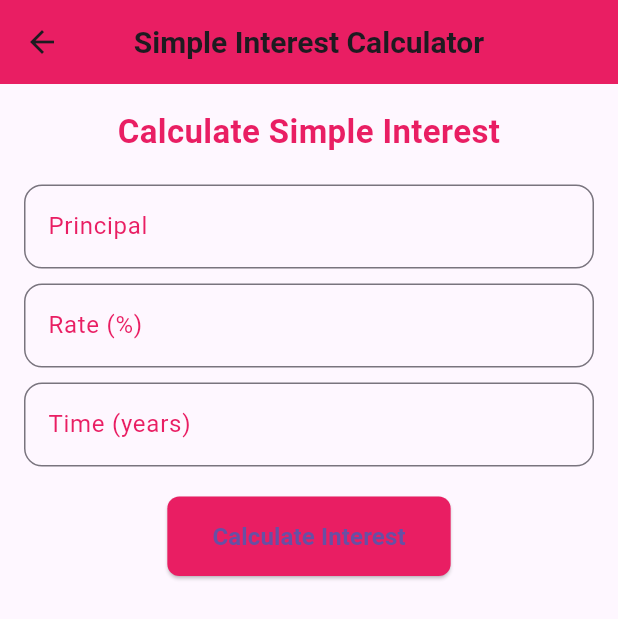
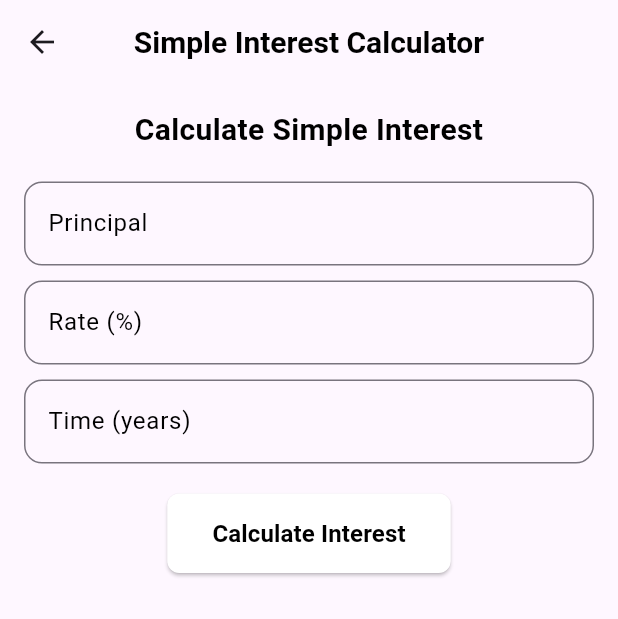
Before and after one commit to anjali7969/class_assignment2, a Flutter app: the SimpleInterestView screen opened directly, on a phone screen of 412 x 824 dp. Shown: the top 619 px of the screen. Run offline on Flutter 3.47's test engine with Material 3 defaults, Android fonts, the phone set to English and light mode, and no system bars; our stand-ins replace bloc, equatable, flutter_bloc, get_it.

Commit message:
initial commit

```diff
--- a/lib/view/simple_interest_view.dart
+++ b/lib/view/simple_interest_view.dart
@@ -38,10 +38,11 @@ class SimpleInterestScreenState extends State<SimpleInterestView> {
           style: TextStyle(
             fontWeight: FontWeight.bold,
             fontSize: 20,
+            color: Colors.black,
           ),
         ),
         centerTitle: true,
-        backgroundColor: Colors.pink,
+        // backgroundColor: Colors.black, // Black background
       ),
       body: Padding(
         padding: const EdgeInsets.all(16.0),
@@ -53,9 +54,9 @@ class SimpleInterestScreenState extends State<SimpleInterestView> {
                 'Calculate Simple Interest',
                 textAlign: TextAlign.center,
                 style: TextStyle(
-                  fontSize: 22,
+                  fontSize: 20,
                   fontWeight: FontWeight.bold,
-                  color: Colors.pink,
+                  color: Colors.black, // White color for text
                 ),
               ),
               const SizedBox(height: 20),
@@ -65,14 +66,14 @@ class SimpleInterestScreenState extends State<SimpleInterestView> {
                 decoration: InputDecoration(
                   labelText: 'Principal',
                   labelStyle: const TextStyle(
-                    color: Colors.pink,
+                    color: Colors.black, // White label text
                   ),
                   border: OutlineInputBorder(
                     borderRadius: BorderRadius.circular(12),
                   ),
                   focusedBorder: OutlineInputBorder(
                     borderRadius: BorderRadius.circular(12),
-                    borderSide: const BorderSide(color: Colors.pink, width: 2),
+                    borderSide: const BorderSide(color: Colors.black, width: 2),
                   ),
                 ),
               ),
@@ -83,14 +84,14 @@ class SimpleInterestScreenState extends State<SimpleInterestView> {
                 decoration: InputDecoration(
                   labelText: 'Rate (%)',
                   labelStyle: const TextStyle(
-                    color: Colors.pink,
+                    color: Colors.black,
                   ),
                   border: OutlineInputBorder(
                     borderRadius: BorderRadius.circular(12),
                   ),
                   focusedBorder: OutlineInputBorder(
                     borderRadius: BorderRadius.circular(12),
-                    borderSide: const BorderSide(color: Colors.pink, width: 2),
+                    borderSide: const BorderSide(color: Colors.black, width: 2),
                   ),
                 ),
               ),
@@ -101,21 +102,22 @@ class SimpleInterestScreenState extends State<SimpleInterestView> {
                 decoration: InputDecoration(
                   labelText: 'Time (years)',
                   labelStyle: const TextStyle(
-                    color: Colors.pink,
+                    color: Colors.black,
                   ),
                   border: OutlineInputBorder(
                     borderRadius: BorderRadius.circular(12),
                   ),
                   focusedBorder: OutlineInputBorder(
                     borderRadius: BorderRadius.circular(12),
-                    borderSide: const BorderSide(color: Colors.pink, width: 2),
+                    borderSide: const BorderSide(color: Colors.black, width: 2),
                   ),
                 ),
               ),
               const SizedBox(height: 20),
               ElevatedButton(
                 style: ElevatedButton.styleFrom(
-                  backgroundColor: Colors.pink,
+                  foregroundColor: Colors.black,
+                  backgroundColor: Colors.white, // Black text
                   padding:
                       const EdgeInsets.symmetric(vertical: 15, horizontal: 30),
                   shape: RoundedRectangleBorder(
@@ -128,6 +130,7 @@ class SimpleInterestScreenState extends State<SimpleInterestView> {
                   style: TextStyle(
                     fontSize: 16,
                     fontWeight: FontWeight.bold,
+                    color: Colors.black, // Black button text
                   ),
                 ),
               ),
@@ -136,13 +139,13 @@ class SimpleInterestScreenState extends State<SimpleInterestView> {
                 Container(
                   padding: const EdgeInsets.all(20),
                   decoration: BoxDecoration(
-                    color: Colors.pink.shade50,
-                    borderRadius: BorderRadius.circular(12),
+                    color: Colors.white, // Black background for result
+                    borderRadius: BorderRadius.circular(20),
                     boxShadow: [
                       BoxShadow(
-                        color: Colors.pink.withOpacity(0.3),
-                        blurRadius: 5,
-                        offset: const Offset(0, 3),
+                        color: Colors.black.withOpacity(0.3),
+                        blurRadius: 8,
+                        offset: const Offset(0, 4),
                       ),
                     ],
                   ),
@@ -153,7 +156,7 @@ class SimpleInterestScreenState extends State<SimpleInterestView> {
                         style: TextStyle(
                           fontSize: 18,
                           fontWeight: FontWeight.bold,
-                          color: Colors.pink,
+                          color: Colors.black,
                         ),
                       ),
                       const SizedBox(height: 10),
@@ -162,7 +165,7 @@ class SimpleInterestScreenState extends State<SimpleInterestView> {
                         style: const TextStyle(
                           fontSize: 24,
                           fontWeight: FontWeight.bold,
-                          color: Colors.black,
+                          color: Colors.black, // White result text
                         ),
                       ),
                     ],
@@ -177,7 +180,7 @@ class SimpleInterestScreenState extends State<SimpleInterestView> {
                   child: const Text(
                     'Please enter valid values for all fields!',
                     style: TextStyle(
-                      color: Colors.red,
+                      color: Colors.red, // Red error message
                       fontSize: 16,
                       fontWeight: FontWeight.bold,
                     ),
```
Also changed, not shown: lib/view/area_of_circle_view.dart (+15 -17 lines), lib/view/student_list_view.dart (+31 -14 lines).
